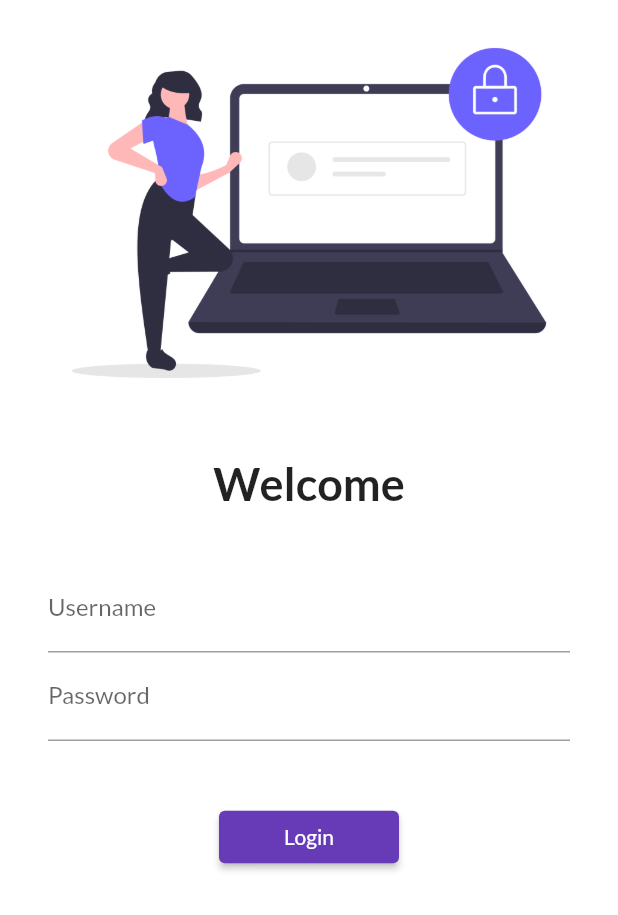
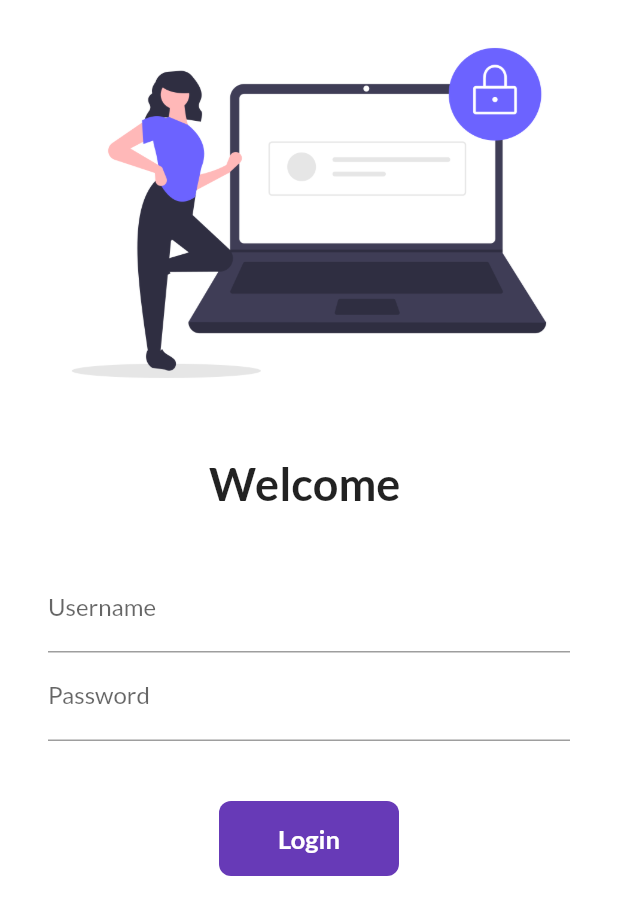
Before and after one commit to hanan0998/30DaysOffFlutter, a Flutter app: the screen it shows after launch, on a phone screen of 412 x 824 dp. Shown: the top 915 px of the screen. Run offline on Flutter 3.47's test engine with Material 2 defaults, Android fonts, the light colour scheme and no system bars; our stand-ins replace google_fonts.

Commit message:
Day 6 Complted!

```diff
--- a/lib/pages/login_page.dart
+++ b/lib/pages/login_page.dart
@@ -1,7 +1,14 @@
 import 'package:flutter/material.dart';
 import '../utils/routes.dart';
 
-class LoginPage extends StatelessWidget {
+class LoginPage extends StatefulWidget {
+  @override
+  State<LoginPage> createState() => _LoginPageState();
+}
+
+class _LoginPageState extends State<LoginPage> {
+  String name = "";
+  bool changeButton = false;
   Widget build(BuildContext context) {
     return Material(
         color: Colors.white,
@@ -17,7 +24,7 @@
                 height: 20.0,
               ),
               Text(
-                "Welcome",
+                "Welcome $name",
                 style: TextStyle(fontSize: 30, fontWeight: FontWeight.bold),
               ),
               SizedBox(
@@ -34,6 +41,11 @@
                         label: Text("Username"),
                         hintText: "Enter username",
                       ),
+                      // take the name from textfield and assign to name
+                      onChanged: (value) {
+                        name = value;
+                        setState(() {});
+                      },
                     ),
                     TextFormField(
                       // we don't want that password will show so we use this
@@ -46,15 +58,52 @@
                     SizedBox(
                       height: 40.0,
                     ),
-                    ElevatedButton(
-                      onPressed: () {
-                        // to jump on the homepage and we are using navgator.pushNamed
-                        // to push page by its name
+                    InkWell(
+                      onTap: () async {
+                        setState(() {
+                          changeButton = true;
+                        });
+                        // using await and sync to delay for 1 second and then move to the homepage
+                        await Future.delayed(Duration(seconds: 1));
                         Navigator.pushNamed(context, MyRoutes.homePage);
                       },
-                      child: Text("Login"),
-                      style: TextButton.styleFrom(minimumSize: Size(120, 35)),
-                    )
+                      child: AnimatedContainer(
+                        duration: Duration(seconds: 1),
+                        height: 50,
+                        width: changeButton ? 50 : 120,
+
+                        // to align the text in center
+                        alignment: Alignment.center,
+                        // using this condition so that the login text will
+                        // into icon when button is pressed
+                        child: changeButton
+                            ? Icon(
+                                Icons.done,
+                                color: Colors.white,
+                              )
+                            : Text(
+                                "Login",
+                                style: TextStyle(
+                                    fontSize: 17,
+                                    fontWeight: FontWeight.bold,
+                                    color: Colors.white),
+                              ),
+                        decoration: BoxDecoration(
+                            color: Colors.deepPurple,
+                            // to add shape to container
+                            borderRadius:
+                                BorderRadius.circular(changeButton ? 50 : 8)),
+                      ),
+                    ),
+                    // ElevatedButton(
+                    //   onPressed: () {
+                    //     // to jump on the homepage and we are using navgator.pushNamed
+                    //     // to push page by its name
+                    //     Navigator.pushNamed(context, MyRoutes.homePage);
+                    //   },
+                    //   child: Text("Login"),
+                    //   style: TextButton.styleFrom(minimumSize: Size(120, 35)),
+                    // )
                   ],
                 ),
               ),
```
